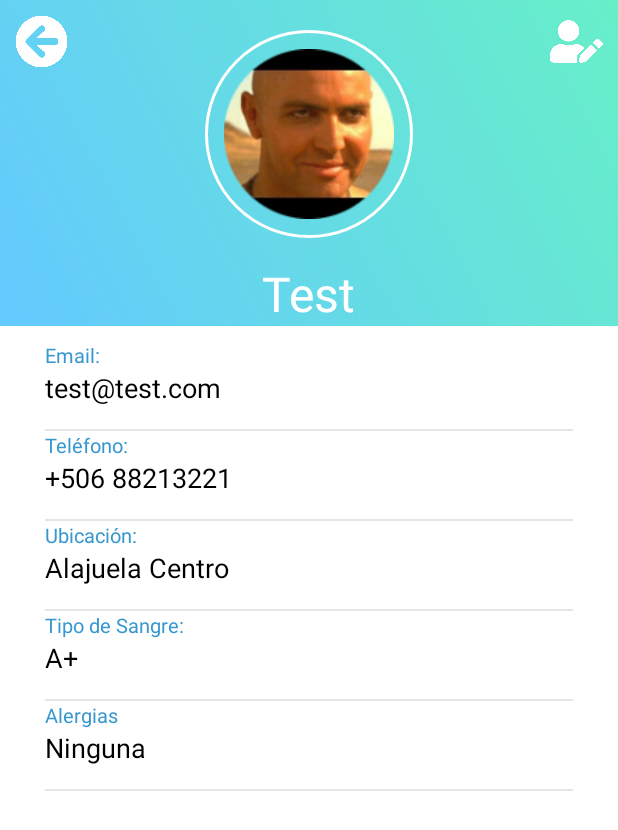
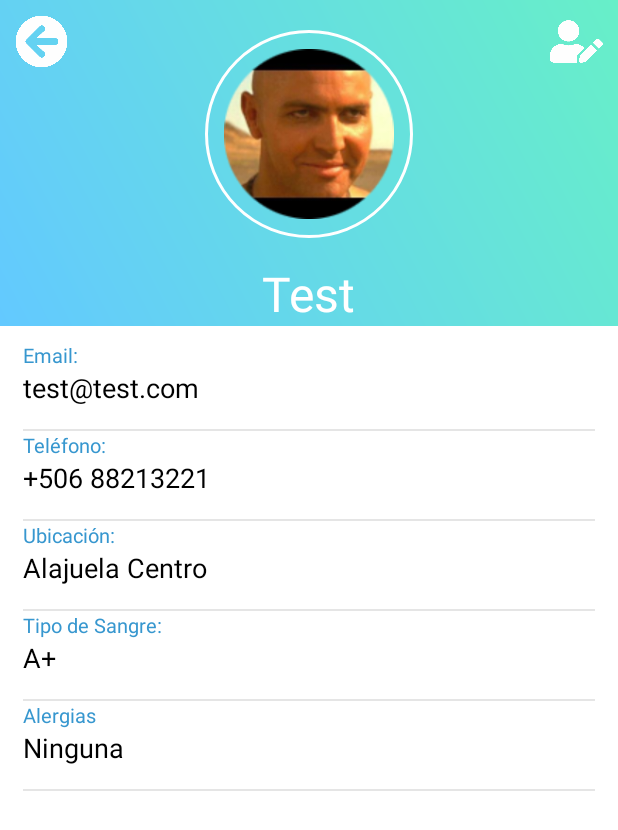
Before and after one commit to enzodqr/Medical-App, an Android app: the Profile_Activity screen opened directly, with no data from a screen before it, on a phone screen of 412 x 824 dp. Shown: the top 830 px of the screen. Run offline under Robolectric (Android 15) with nearby library versions, the phone set to English and light mode, and no system bars.

Commit message:
Profile UI

```diff
--- a/app/src/main/AndroidManifest.xml
+++ b/app/src/main/AndroidManifest.xml
@@ -11,10 +11,6 @@
         android:theme="@style/AppTheme">
 
         <activity android:name=".Menu.Menu_Activity"
-            android:theme="@style/Theme.AppCompat.NoActionBar">
-
-        </activity>
-        <activity android:name=".Auth.SignIn_Activity"
             android:theme="@style/Theme.AppCompat.NoActionBar">
             <intent-filter>
                 <action android:name="android.intent.action.MAIN" />
--- a/app/src/main/res/layout/activity_menu.xml
+++ b/app/src/main/res/layout/activity_menu.xml
@@ -1,6 +1,5 @@
 <?xml version="1.0" encoding="utf-8"?>
 <LinearLayout xmlns:android="http://schemas.android.com/apk/res/android"
-    xmlns:app="http://schemas.android.com/apk/res-auto"
     xmlns:tools="http://schemas.android.com/tools"
     android:layout_width="match_parent"
     android:layout_height="match_parent"
@@ -14,6 +13,7 @@
         <LinearLayout
             android:layout_width="match_parent"
             android:layout_height="wrap_content"
+            android:layout_marginTop="25dp"
             android:orientation="vertical" >
 
             <Button
--- a/app/src/main/res/layout/activity_profile.xml
+++ b/app/src/main/res/layout/activity_profile.xml
@@ -86,8 +86,8 @@
             android:layout_height="match_parent"
             android:layout_centerInParent="true"
             android:layout_marginTop="20dp"
-            android:layout_marginLeft="30dp"
-            android:layout_marginRight="30dp"
+            android:layout_marginLeft="15dp"
+            android:layout_marginRight="15dp"
             android:orientation="vertical">
 
 
```
Also changed, not shown: app/src/main/java/com/app/medical/Profile/Profile_Activity.java (+29 -3 lines).
